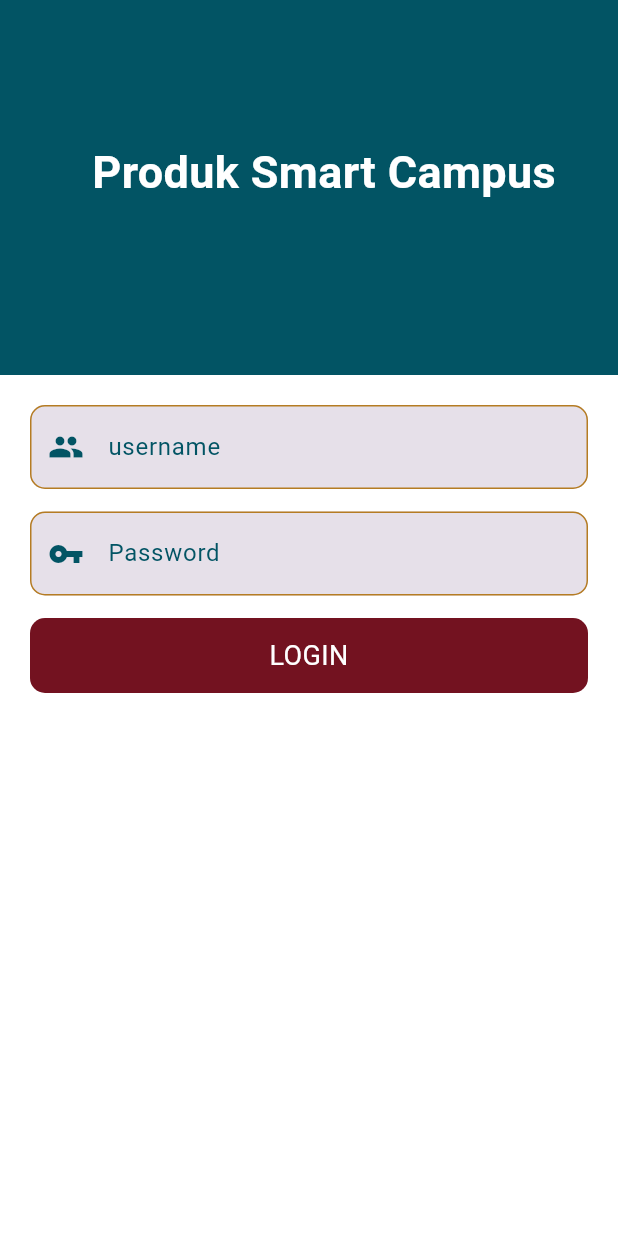
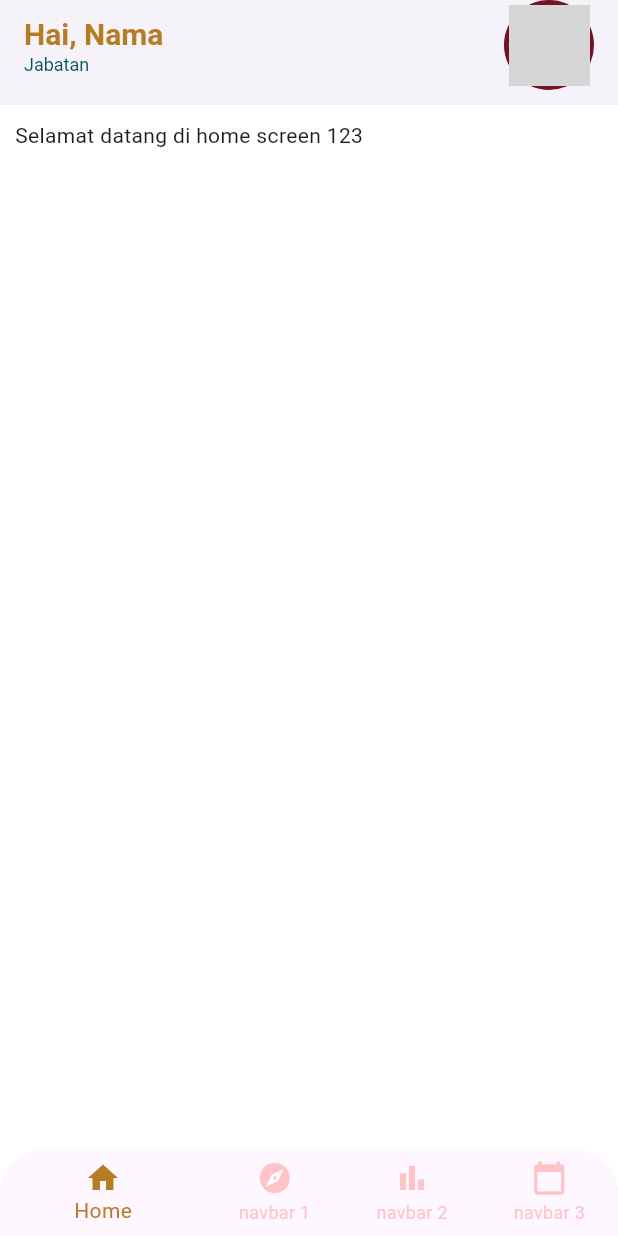
Before and after one commit to reflan/project_if22b, a Flutter app: the screen it shows after launch, on a phone screen of 412 x 824 dp. Run offline on Flutter 3.47's test engine with Material 3 defaults, Android fonts, the phone set to English and light mode, and no system bars; our stand-ins replace get; grey boxes are pictures that could not be loaded.

Commit message:
commit code

```diff
--- a/lib/main.dart
+++ b/lib/main.dart
@@ -1,6 +1,7 @@
 import 'package:flutter/material.dart';
 import 'package:get/get.dart';
 import 'package:project_if22b/config/asset.dart';
+import 'package:project_if22b/screen/admin/dashboard_admin.dart';
 import 'package:project_if22b/screen/login.dart';
 
 void main() {
@@ -18,7 +19,7 @@ class MyApp extends StatelessWidget {
         scaffoldBackgroundColor: Colors.white,
       ),
       debugShowCheckedModeBanner: false,
-      home: Login(),
+      home: DashboardAdmin(),
     );
   }
 }
--- /dev/null
+++ b/lib/screen/admin/dashboard_admin.dart
@@ -0,0 +1,169 @@
+import 'package:flutter/material.dart';
+import 'package:project_if22b/config/asset.dart';
+import 'package:project_if22b/screen/admin/home_screen.dart';
+
+class DashboardAdmin extends StatefulWidget {
+  const DashboardAdmin({super.key});
+
+  @override
+  State<DashboardAdmin> createState() => _DashboardAdminState();
+}
+
+class _DashboardAdminState extends State<DashboardAdmin> {
+  int _selectedIndex = 0;
+  String _title = '';
+  List<Widget> _widgetOptions = <Widget>[
+    HomeScreen(),
+  ];
+
+  @override
+  void initState() {
+    super.initState();
+    _title = 'default';
+  }
+
+  Widget build(BuildContext context) {
+    return Scaffold(
+      backgroundColor: Colors.white,
+      appBar: PreferredSize(
+        child: AppBar(
+          elevation: 2,
+          toolbarHeight: 60,
+          backgroundColor: Colors.white,
+          centerTitle: true,
+          title: _title == 'default'
+              ? Container(
+                  child: Row(
+                    mainAxisAlignment: MainAxisAlignment.spaceBetween,
+                    children: <Widget>[
+                      Flexible(
+                        flex: 1,
+                        child: Column(
+                          crossAxisAlignment: CrossAxisAlignment.start,
+                          mainAxisAlignment: MainAxisAlignment.spaceBetween,
+                          children: <Widget>[
+                            Row(
+                              children: [
+                                Text(
+                                  'Hai, ',
+                                  overflow: TextOverflow.ellipsis,
+                                  maxLines: 1,
+                                  style: TextStyle(
+                                    fontSize: 20,
+                                    fontWeight: FontWeight.bold,
+                                    color: Asset.colorPrimary,
+                                  ),
+                                ),
+                                Text(
+                                  'Nama',
+                                  overflow: TextOverflow.ellipsis,
+                                  maxLines: 1,
+                                  style: TextStyle(
+                                    fontSize: 20,
+                                    fontWeight: FontWeight.bold,
+                                    color: Asset.colorPrimary,
+                                  ),
+                                ),
+                              ],
+                            ),
+                            Text(
+                              'Jabatan',
+                              maxLines: 1,
+                              style: TextStyle(
+                                fontSize: 12,
+                                // fontWeight: FontWeight.bold,
+                                color: Asset.colorPrimaryDark,
+                              ),
+                            ),
+                          ],
+                        ),
+                      ),
+                      CircleAvatar(
+                        radius: 30,
+                        backgroundColor: Asset.colorAccent,
+                        child: CircleAvatar(
+                          radius: 27,
+                          backgroundImage:
+                              AssetImage('asset/images/teknokrat.png'),
+                          backgroundColor: Asset.colorPrimaryDark,
+                        ),
+                      ),
+                    ],
+                  ),
+                )
+              : Text(
+                  _title,
+                  maxLines: 1,
+                  style: TextStyle(
+                    fontSize: 20,
+                    fontWeight: FontWeight.bold,
+                    color: Color(0xff020202),
+                  ),
+                ),
+        ),
+        preferredSize: Size.fromHeight(70.0),
+      ),
+      bottomNavigationBar: ClipRRect(
+        borderRadius: BorderRadius.only(
+          topLeft: Radius.circular(30.0),
+          topRight: Radius.circular(30.0),
+        ),
+        child: BottomNavigationBar(
+          onTap: onTabTapped,
+          currentIndex: _selectedIndex,
+          showSelectedLabels: true,
+          showUnselectedLabels: true,
+          unselectedItemColor: Color.fromARGB(150, 255, 159, 159),
+          selectedItemColor: Asset.colorPrimary,
+          items: [
+            BottomNavigationBarItem(
+              label: "Home",
+              icon: Icon(Icons.home),
+            ),
+            BottomNavigationBarItem(
+              label: "navbar 1",
+              icon: Icon(Icons.explore),
+            ),
+            BottomNavigationBarItem(
+              label: "navbar 2",
+              icon: Icon(Icons.bar_chart),
+            ),
+            BottomNavigationBarItem(
+              label: "navbar 3",
+              icon: Icon(Icons.calendar_today),
+            ),
+          ],
+        ),
+      ),
+      body: _widgetOptions.elementAt(_selectedIndex),
+    );
+  }
+
+  void onTabTapped(int index) {
+    setState(() {
+      _selectedIndex = index;
+      switch (index) {
+        case 0:
+          {
+            _title = 'default';
+          }
+          break;
+        case 1:
+          {
+            _title = 'navbar 1';
+          }
+          break;
+        case 2:
+          {
+            _title = 'navbar 2';
+          }
+          break;
+        case 3:
+          {
+            _title = 'navbar 3';
+          }
+          break;
+      }
+    });
+  }
+}
--- /dev/null
+++ b/lib/screen/admin/home_screen.dart
@@ -0,0 +1,18 @@
+import 'package:flutter/material.dart';
+
+class HomeScreen extends StatefulWidget {
+  const HomeScreen({super.key});
+
+  @override
+  State<HomeScreen> createState() => _HomeScreenState();
+}
+
+class _HomeScreenState extends State<HomeScreen> {
+  @override
+  Widget build(BuildContext context) {
+    return SingleChildScrollView(
+      padding: EdgeInsets.all(10),
+      child: Text("Selamat datang di home screen 123"),
+    );
+  }
+}
```
